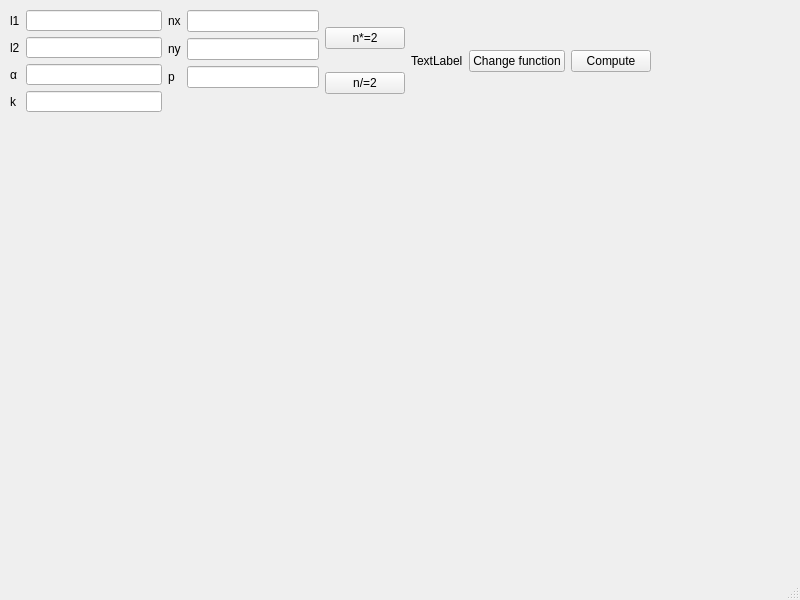
Old version of the form mainwindow.ui in the repository LoggerHead22/3d-gui.
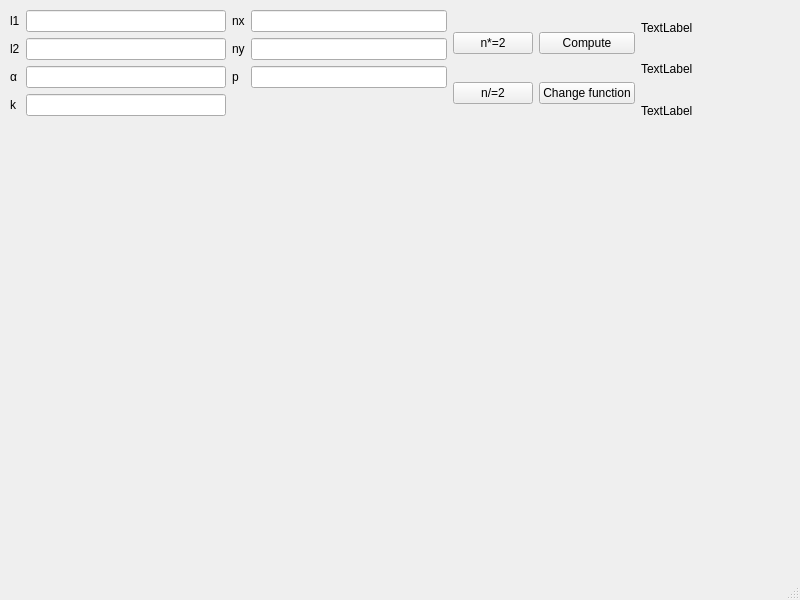
New version of the form.

The edit to the form file:
```diff
--- a/mainwindow.ui
+++ b/mainwindow.ui
@@ -19,8 +19,8 @@
      <rect>
       <x>10</x>
       <y>10</y>
-      <width>641</width>
-      <height>102</height>
+      <width>731</width>
+      <height>118</height>
      </rect>
     </property>
     <layout class="QHBoxLayout" name="horizontalLayout">
@@ -121,25 +121,59 @@
       </layout>
      </item>
      <item>
-      <widget class="QLabel" name="functionLabel">
-       <property name="text">
-        <string>TextLabel</string>
-       </property>
-      </widget>
+      <layout class="QVBoxLayout" name="verticalLayout_3">
+       <item>
+        <widget class="QPushButton" name="computePushButton">
+         <property name="text">
+          <string>Compute</string>
+         </property>
+        </widget>
+       </item>
+       <item>
+        <widget class="QPushButton" name="changeFunctionPushButton">
+         <property name="text">
+          <string>Change function</string>
+         </property>
+        </widget>
+       </item>
+      </layout>
      </item>
      <item>
-      <widget class="QPushButton" name="changeFunctionPushButton">
-       <property name="text">
-        <string>Change function</string>
-       </property>
-      </widget>
-     </item>
-     <item>
-      <widget class="QPushButton" name="computePushButton">
-       <property name="text">
-        <string>Compute</string>
-       </property>
-      </widget>
+      <layout class="QVBoxLayout" name="verticalLayout_2">
+       <item>
+        <widget class="QLabel" name="functionLabel">
+         <property name="minimumSize">
+          <size>
+           <width>100</width>
+           <height>0</height>
+          </size>
+         </property>
+         <property name="text">
+          <string>TextLabel</string>
+         </property>
+        </widget>
+       </item>
+       <item>
+        <widget class="QLabel" name="time_label">
+         <property name="minimumSize">
+          <size>
+           <width>100</width>
+           <height>0</height>
+          </size>
+         </property>
+         <property name="text">
+          <string>TextLabel</string>
+         </property>
+        </widget>
+       </item>
+       <item>
+        <widget class="QLabel" name="resid_label">
+         <property name="text">
+          <string>TextLabel</string>
+         </property>
+        </widget>
+       </item>
+      </layout>
      </item>
     </layout>
    </widget>
```
Left out of the diff: 6 changed lines with no effect on the pictures.
